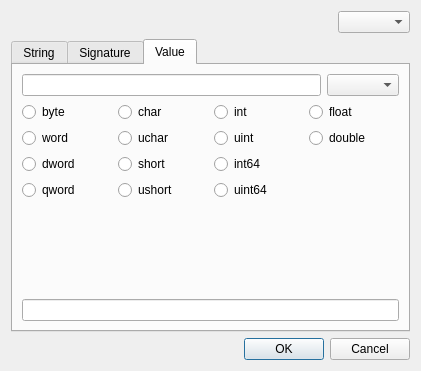
Above: dialogsearch.ui from horsicq/FormatDialogs before the change. Below: the same form after it.
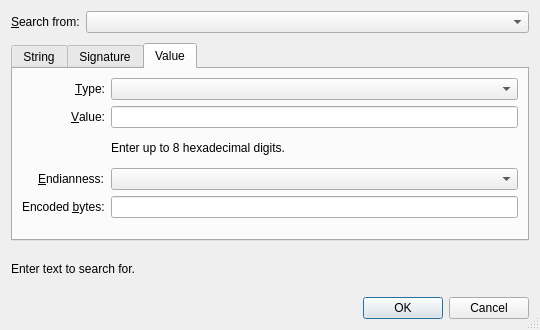
That is the form after the change. The open tabs and pages were chosen to show the change.

Commit message: refactor: update dialog classes with improved UI and logic

```diff
--- a/dialogsearch.ui
+++ b/dialogsearch.ui
@@ -2,43 +2,64 @@
 <ui version="4.0">
  <class>DialogSearch</class>
  <widget class="QDialog" name="DialogSearch">
-  <property name="windowModality">
-   <enum>Qt::ApplicationModal</enum>
-  </property>
   <property name="geometry">
    <rect>
     <x>0</x>
     <y>0</y>
-    <width>421</width>
-    <height>371</height>
+    <width>540</width>
+    <height>330</height>
    </rect>
   </property>
   <property name="windowTitle">
    <string>Search</string>
   </property>
-  <property name="modal">
+  <property name="sizeGripEnabled">
    <bool>true</bool>
   </property>
-  <layout class="QVBoxLayout" name="verticalLayout_4">
+  <layout class="QVBoxLayout" name="verticalLayout">
+   <property name="spacing">
+    <number>10</number>
+   </property>
    <item>
-    <layout class="QHBoxLayout" name="horizontalLayout_2">
-     <item>
-      <spacer name="horizontalSpacer_2">
-       <property name="orientation">
-        <enum>Qt::Horizontal</enum>
-       </property>
-       <property name="sizeHint" stdset="0">
-        <size>
-         <width>40</width>
-         <height>20</height>
-        </size>
-       </property>
-      </spacer>
-     </item>
-     <item>
-      <widget class="QComboBox" name="comboBoxSearchFrom"/>
-     </item>
-    </layout>
+    <widget class="QWidget" name="widgetSearchFrom" native="true">
+     <layout class="QFormLayout" name="formLayoutSearchFrom">
+      <property name="fieldGrowthPolicy">
+       <enum>QFormLayout::AllNonFixedFieldsGrow</enum>
+      </property>
+      <property name="labelAlignment">
+       <set>Qt::AlignRight|Qt::AlignTrailing|Qt::AlignVCenter</set>
+      </property>
+      <property name="leftMargin">
+       <number>0</number>
+      </property>
+      <property name="topMargin">
+       <number>0</number>
+      </property>
+      <property name="rightMargin">
+       <number>0</number>
+      </property>
+      <property name="bottomMargin">
+       <number>0</number>
+      </property>
+      <item row="0" column="0">
+       <widget class="QLabel" name="labelSearchFrom">
+        <property name="text">
+         <string>&amp;Search from:</string>
+        </property>
+        <property name="buddy">
+         <cstring>comboBoxSearchFrom</cstring>
+        </property>
+       </widget>
+      </item>
+      <item row="0" column="1">
+       <widget class="QComboBox" name="comboBoxSearchFrom">
+        <property name="accessibleName">
+         <string>Search starting point</string>
+        </property>
+       </widget>
+      </item>
+     </layout>
+    </widget>
    </item>
    <item>
     <widget class="QTabWidget" name="tabWidgetSearch">
@@ -49,33 +70,47 @@
       <attribute name="title">
        <string>String</string>
       </attribute>
-      <layout class="QVBoxLayout" name="verticalLayout_2">
-       <property name="leftMargin">
-        <number>0</number>
+      <layout class="QVBoxLayout" name="verticalLayoutString">
+       <property name="spacing">
+        <number>8</number>
        </property>
-       <property name="topMargin">
-        <number>0</number>
-       </property>
-       <property name="rightMargin">
-        <number>0</number>
-       </property>
-       <property name="bottomMargin">
-        <number>0</number>
-       </property>
        <item>
-        <widget class="QPlainTextEdit" name="plainTextEditString"/>
+        <widget class="QLabel" name="labelString">
+         <property name="text">
+          <string>&amp;Text to find:</string>
+         </property>
+         <property name="buddy">
+          <cstring>lineEditString</cstring>
+         </property>
+        </widget>
        </item>
        <item>
-        <layout class="QHBoxLayout" name="horizontalLayout_3">
+        <widget class="QLineEdit" name="lineEditString">
+         <property name="accessibleName">
+          <string>Text to find</string>
+         </property>
+         <property name="placeholderText">
+          <string>Enter text to search for</string>
+         </property>
+         <property name="maxLength">
+          <number>256</number>
+         </property>
+         <property name="clearButtonEnabled">
+          <bool>true</bool>
+         </property>
+        </widget>
+       </item>
+       <item>
+        <layout class="QHBoxLayout" name="horizontalLayoutStringOptions">
          <item>
           <widget class="QCheckBox" name="checkBoxMatchCase">
            <property name="text">
-            <string>Match case</string>
+            <string>Match &amp;case</string>
            </property>
           </widget>
          </item>
          <item>
-          <spacer name="horizontalSpacer_3">
+          <spacer name="horizontalSpacerString">
            <property name="orientation">
             <enum>Qt::Horizontal</enum>
            </property>
@@ -88,38 +123,101 @@
           </spacer>
          </item>
          <item>
-          <widget class="QComboBox" name="comboBoxType">
+          <widget class="QLabel" name="labelEncoding">
+           <property name="text">
+            <string>&amp;Encoding:</string>
+           </property>
+           <property name="buddy">
+            <cstring>comboBoxEncoding</cstring>
+           </property>
+          </widget>
+         </item>
+         <item>
+          <widget class="QComboBox" name="comboBoxEncoding">
            <property name="minimumSize">
             <size>
-             <width>120</width>
+             <width>140</width>
              <height>0</height>
             </size>
            </property>
+           <property name="accessibleName">
+            <string>Text encoding</string>
+           </property>
           </widget>
          </item>
         </layout>
        </item>
+       <item>
+        <spacer name="verticalSpacerString">
+         <property name="orientation">
+          <enum>Qt::Vertical</enum>
+         </property>
+         <property name="sizeHint" stdset="0">
+          <size>
+           <width>20</width>
+           <height>40</height>
+          </size>
+         </property>
+        </spacer>
+       </item>
       </layout>
      </widget>
      <widget class="QWidget" name="tabSignature">
       <attribute name="title">
        <string>Signature</string>
       </attribute>
-      <layout class="QVBoxLayout" name="verticalLayout_3">
-       <property name="leftMargin">
-        <number>0</number>
+      <layout class="QVBoxLayout" name="verticalLayoutSignature">
+       <property name="spacing">
+        <number>8</number>
        </property>
-       <property name="topMargin">
-        <number>0</number>
-       </property>
-       <property name="rightMargin">
-        <number>0</number>
-       </property>
-       <property name="bottomMargin">
-        <number>0</number>
-       </property>
        <item>
-        <widget class="QPlainTextEdit" name="plainTextEditSignature"/>
+        <widget class="QLabel" name="labelSignature">
+         <property name="text">
+          <string>&amp;Byte signature:</string>
+         </property>
+         <property name="buddy">
+          <cstring>lineEditSignature</cstring>
+         </property>
+        </widget>
+       </item>
+       <item>
+        <widget class="QLineEdit" name="lineEditSignature">
+         <property name="accessibleName">
+          <string>Byte signature</string>
+         </property>
+         <property name="placeholderText">
+          <string>e.g. 4D 5A ?? 00</string>
+         </property>
+         <property name="maxLength">
+          <number>256</number>
+         </property>
+         <property name="clearButtonEnabled">
+          <bool>true</bool>
+         </property>
+        </widget>
+       </item>
+       <item>
+        <widget class="QLabel" name="labelSignatureHelp">
+         <property name="text">
+          <string>Enter hexadecimal byte pairs. Use ?? to match any byte.</string>
+         </property>
+         <property name="wordWrap">
+          <bool>true</bool>
+         </property>
+        </widget>
+       </item>
+       <item>
+        <spacer name="verticalSpacerSignature">
+         <property name="orientation">
+          <enum>Qt::Vertical</enum>
+         </property>
+         <property name="sizeHint" stdset="0">
+          <size>
+           <width>20</width>
+           <height>40</height>
+          </size>
+         </property>
+        </spacer>
        </item>
       </layout>
      </widget>
@@ -127,173 +225,143 @@
       <attribute name="title">
        <string>Value</string>
       </attribute>
-      <layout class="QVBoxLayout" name="verticalLayout_8">
+      <layout class="QVBoxLayout" name="verticalLayoutValue">
        <item>
-        <layout class="QHBoxLayout" name="horizontalLayout_4">
-         <item>
-          <widget class="QLineEdit" name="lineEditValue"/>
-         </item>
-         <item>
-          <widget class="QComboBox" name="comboBoxEndianness"/>
-         </item>
-        </layout>
-       </item>
-       <item>
-        <layout class="QGridLayout" name="gridLayout">
-         <item row="3" column="1">
-          <widget class="QRadioButton" name="radioButtonUshort">
-           <property name="text">
-            <string notr="true">ushort</string>
-           </property>
-          </widget>
-         </item>
-         <item row="0" column="1">
-          <widget class="QRadioButton" name="radioButtonChar">
-           <property name="text">
-            <string notr="true">char</string>
-           </property>
-          </widget>
-         </item>
-         <item row="0" column="2">
-          <widget class="QRadioButton" name="radioButtonInt">
-           <property name="text">
-            <string notr="true">int</string>
-           </property>
-          </widget>
-         </item>
+        <layout class="QFormLayout" name="formLayoutValue">
+         <property name="fieldGrowthPolicy">
+          <enum>QFormLayout::AllNonFixedFieldsGrow</enum>
+         </property>
+         <property name="labelAlignment">
+          <set>Qt::AlignRight|Qt::AlignTrailing|Qt::AlignVCenter</set>
+         </property>
          <item row="0" column="0">
-          <widget class="QRadioButton" name="radioButtonByte">
+          <widget class="QLabel" name="labelValueType">
            <property name="text">
-            <string notr="true">byte</string>
+            <string>&amp;Type:</string>
            </property>
-          </widget>
-         </item>
-         <item row="2" column="1">
-          <widget class="QRadioButton" name="radioButtonShort">
-           <property name="text">
-            <string notr="true">short</string>
+           <property name="buddy">
+            <cstring>comboBoxValueType</cstring>
            </property>
           </widget>
          </item>
-         <item row="0" column="4">
-          <widget class="QRadioButton" name="radioButtonFloat">
-           <property name="text">
-            <string notr="true">float</string>
-           </property>
-          </widget>
-         </item>
-         <item row="1" column="1">
-          <widget class="QRadioButton" name="radioButtonUchar">
-           <property name="text">
-            <string notr="true">uchar</string>
+         <item row="0" column="1">
+          <widget class="QComboBox" name="comboBoxValueType">
+           <property name="accessibleName">
+            <string>Value type</string>
            </property>
           </widget>
          </item>
          <item row="1" column="0">
-          <widget class="QRadioButton" name="radioButtonWord">
+          <widget class="QLabel" name="labelValue">
            <property name="text">
-            <string notr="true">word</string>
+            <string>&amp;Value:</string>
            </property>
+           <property name="buddy">
+            <cstring>lineEditValue</cstring>
+           </property>
           </widget>
          </item>
-         <item row="2" column="0">
-          <widget class="QRadioButton" name="radioButtonDword">
+         <item row="1" column="1">
+          <widget class="QLineEdit" name="lineEditValue">
+           <property name="accessibleName">
+            <string>Search value</string>
+           </property>
+           <property name="clearButtonEnabled">
+            <bool>true</bool>
+           </property>
+          </widget>
+         </item>
+         <item row="2" column="1">
+          <widget class="QLabel" name="labelValueHelp">
            <property name="text">
-            <string notr="true">dword</string>
+            <string>Enter up to 8 hexadecimal digits.</string>
+           </property>
+           <property name="wordWrap">
+            <bool>true</bool>
            </property>
           </widget>
          </item>
          <item row="3" column="0">
-          <widget class="QRadioButton" name="radioButtonQword">
+          <widget class="QLabel" name="labelEndianness">
            <property name="text">
-            <string notr="true">qword</string>
+            <string>&amp;Endianness:</string>
            </property>
-          </widget>
-         </item>
-         <item row="1" column="2">
-          <widget class="QRadioButton" name="radioButtonUint">
-           <property name="text">
-            <string notr="true">uint</string>
+           <property name="buddy">
+            <cstring>comboBoxEndianness</cstring>
            </property>
           </widget>
          </item>
-         <item row="2" column="2">
-          <widget class="QRadioButton" name="radioButtonInt64">
-           <property name="text">
-            <string notr="true">int64</string>
+         <item row="3" column="1">
+          <widget class="QComboBox" name="comboBoxEndianness">
+           <property name="accessibleName">
+            <string>Byte order</string>
            </property>
           </widget>
          </item>
-         <item row="3" column="2">
-          <widget class="QRadioButton" name="radioButtonUint64">
+         <item row="4" column="0">
+          <widget class="QLabel" name="labelHex">
            <property name="text">
-            <string notr="true">uint64</string>
+            <string>Encoded &amp;bytes:</string>
            </property>
+           <property name="buddy">
+            <cstring>lineEditHex</cstring>
+           </property>
           </widget>
          </item>
-         <item row="1" column="4">
-          <widget class="QRadioButton" name="radioButtonDouble">
-           <property name="text">
-            <string notr="true">double</string>
+         <item row="4" column="1">
+          <widget class="QLineEdit" name="lineEditHex">
+           <property name="accessibleName">
+            <string>Encoded bytes in hexadecimal</string>
+           </property>
+           <property name="readOnly">
+            <bool>true</bool>
            </property>
           </widget>
          </item>
         </layout>
        </item>
        <item>
-        <spacer name="verticalSpacer">
+        <spacer name="verticalSpacerValue">
          <property name="orientation">
           <enum>Qt::Vertical</enum>
          </property>
          <property name="sizeHint" stdset="0">
           <size>
            <width>20</width>
-           <height>40</height>
+           <height>20</height>
           </size>
          </property>
         </spacer>
        </item>
-       <item>
-        <widget class="QLineEdit" name="lineEditHex">
-         <property name="readOnly">
-          <bool>true</bool>
-         </property>
-        </widget>
-       </item>
       </layout>
      </widget>
     </widget>
    </item>
    <item>
-    <layout class="QHBoxLayout" name="horizontalLayout">
-     <item>
-      <spacer name="horizontalSpacer">
-       <property name="orientation">
-        <enum>Qt::Horizontal</enum>
-       </property>
-       <property name="sizeHint" stdset="0">
-        <size>
-         <width>40</width>
-         <height>20</height>
-        </size>
-       </property>
-      </spacer>
-     </item>
-     <item>
-      <widget class="QPushButton" name="pushButtonOK">
-       <property name="text">
-        <string>OK</string>
-       </property>
-      </widget>
-     </item>
-     <item>
-      <widget class="QPushButton" name="pushButtonCancel">
-       <property name="text">
-        <string>Cancel</string>
-       </property>
-      </widget>
-     </item>
-    </layout>
+    <widget class="QLabel" name="labelStatus">
+     <property name="minimumSize">
+      <size>
+       <width>0</width>
+       <height>36</height>
+      </size>
+     </property>
+     <property name="text">
+      <string>Enter text to search for.</string>
+     </property>
+     <property name="wordWrap">
+      <bool>true</bool>
+     </property>
+    </widget>
+   </item>
+   <item>
+    <widget class="QDialogButtonBox" name="buttonBox">
+     <property name="orientation">
+      <enum>Qt::Horizontal</enum>
+     </property>
+     <property name="standardButtons">
+      <set>QDialogButtonBox::Cancel|QDialogButtonBox::Ok</set>
+     </property>
+    </widget>
    </item>
   </layout>
  </widget>
```
Left out of the diff: 13 changed lines with no effect on the pictures. The commit also changes 13 other files.
